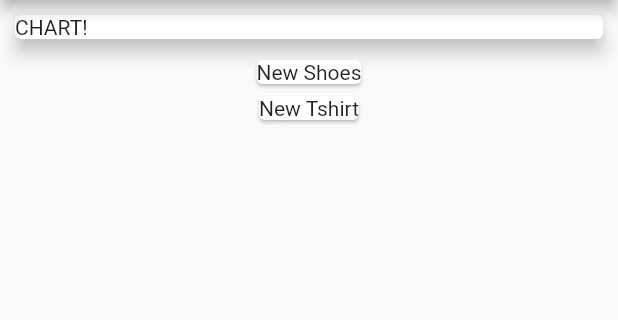
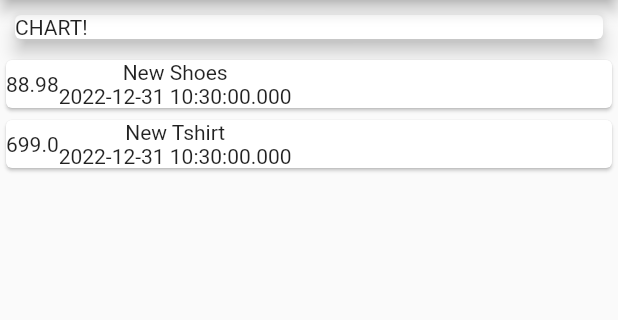
Before and after one commit to harshverma036/expense-tracker, a Flutter app: the screen it shows after launch, on a phone screen of 412 x 824 dp, the part 84-404 px from its top. Run offline on Flutter 3.47's test engine with Material 2 defaults, Android fonts, the phone set to English and light mode, and no system bars.

Commit message:
rough layout setup for transaction list done

```diff
--- a/lib/main.dart
+++ b/lib/main.dart
@@ -46,7 +46,19 @@ class MyHomePage extends StatelessWidget {
           Column(
             children: transactions.map((tx) {
               return Card(
-                child: Text(tx.title),
+                child: Row(
+                  children: [
+                    Container(
+                      child: Text(tx.amount.toString()),
+                    ),
+                    Column(
+                      children: [
+                        Text(tx.title),
+                        Text(tx.date.toString())
+                      ],
+                    )
+                  ],
+                ),
               );
             }).toList(),
           ),
```
